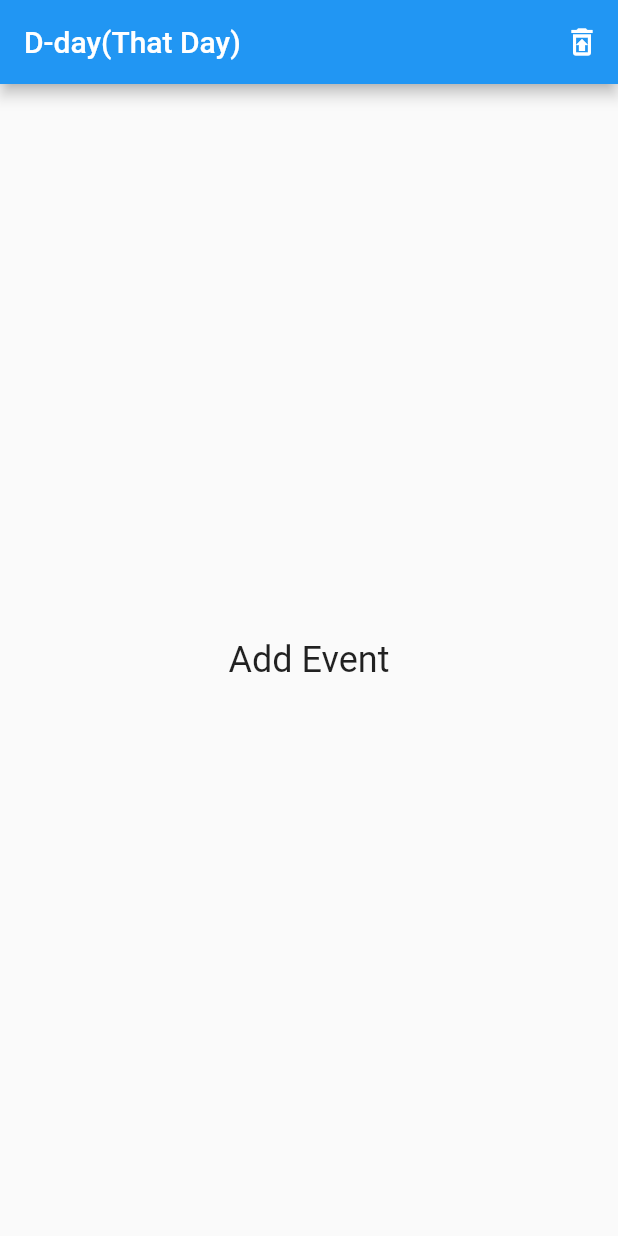
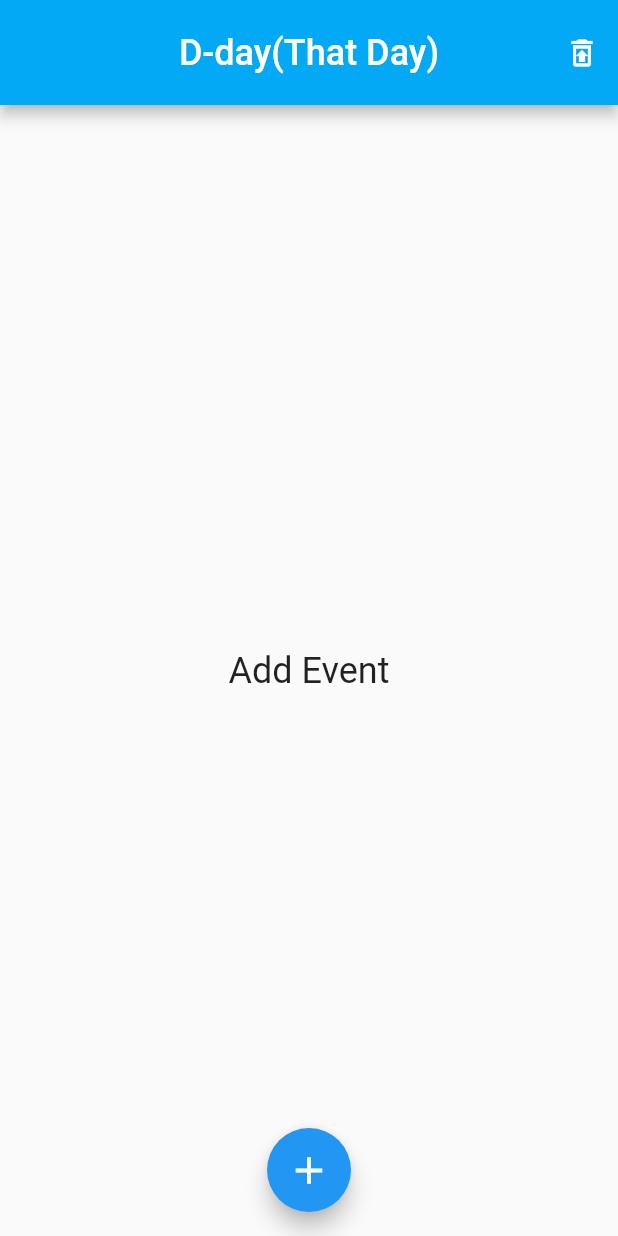
Before and after one commit to myring100/ThatDay, a Flutter app: the screen it shows after launch, on a phone screen of 412 x 824 dp. Run offline on Flutter 3.47's test engine with Material 2 defaults, Android fonts, the phone set to English and light mode, and no system bars; our stand-ins replace action_slider, awesome_notifications, flutter_colorpicker, flutter_keyboard_visibility, get, scroll_date_picker and 1 more; accounts and stored records are empty.

```diff
--- /dev/null
+++ b/lib/kStyle.dart
@@ -0,0 +1,28 @@
+
+
+import 'package:flutter/material.dart';
+
+TextStyle kListMainText = const TextStyle(fontSize: 25);
+TextStyle kListSubTitle = const TextStyle(fontSize: 25);
+TextStyle kCustomText = const TextStyle(fontSize: 24);
+TextStyle kMainTitle = const TextStyle(fontSize: 24);
+
+
+RoundedRectangleBorder kCardShape =
+RoundedRectangleBorder(
+  side: const BorderSide(color: Colors.grey, width: 1),
+  borderRadius: BorderRadius.circular(10),
+);
+
+
+
+
+
+Icon kTrashIcon = const Icon(
+  Icons.restore_from_trash_outlined,
+  color: Colors.white,
+);
+Icon kAddIcon =  const Icon(
+  Icons.add,
+  size: 30,
+);
--- a/lib/main.dart
+++ b/lib/main.dart
@@ -19,7 +19,7 @@ class MyApp extends StatelessWidget {
       navigatorKey: navigatorKey,
       title: 'That Day(D-Day)',
       theme: ThemeData(
-        primarySwatch: Colors.blue,
+        appBarTheme:  AppBarTheme(color: Colors.lightBlue[500])
       ),
       home: const FirstPage(),
     );
--- a/lib/screen/firstPage.dart
+++ b/lib/screen/firstPage.dart
@@ -1,3 +1,5 @@
+import 'dart:math';
+
 import 'package:flutter/material.dart';
 import 'package:get/get.dart';
 import 'package:that_day/DB/DBDao.dart';
@@ -6,6 +8,7 @@ import 'package:that_day/screen/addPage.dart';
 import 'package:that_day/service/notificationHelper.dart';
 import 'package:that_day/service/utilities.dart';
 import 'modifyPage.dart';
+import 'package:that_day/kStyle.dart';
 
 
 int next_db_ID = 1;
@@ -37,14 +40,13 @@ class _FirstPageState extends State<FirstPage> {
     helper = getDao();
     return Scaffold(
       appBar: AppBar(
+        toolbarHeight: 70,
+        centerTitle: true,
         automaticallyImplyLeading: false,
-        title: const Text('D-day(That Day)'),
+        title: Text('D-day(That Day)',style: kMainTitle,),
         actions: <Widget>[
           IconButton(
-            icon: const Icon(
-              Icons.restore_from_trash_outlined,
-              color: Colors.white,
-            ),
+            icon: kTrashIcon,
             onPressed: () async {
               NotificationHelper.cancelAllNoti();
               DBHelper table = DBHelper();
@@ -54,115 +56,73 @@ class _FirstPageState extends State<FirstPage> {
                   helper = getDao();
                 });
               });
-
-              // do something
             },
           )
         ],
       ),
       body: LayoutBuilder(
         builder: (context, constraint )=>
-            SingleChildScrollView(
-          child: FutureBuilder<List<Map<String, Object?>>>(
+            FutureBuilder<List<Map<String, Object?>>>(
                 future: helper,
                 builder:
                     (context, AsyncSnapshot<List<Map<String, Object?>>> data) {
-              List<Widget> children = [];
                   if (data.hasData) {
                     if (data.data!.isEmpty) {
-                  children.add(const Expanded(
-                      child: Center(
-                          child: Text(
-                    'Add Event',
-                    style: TextStyle(fontSize: 24),
-                  ))));
-                } else {
-                  var myLiteror = data.data?.reversed.iterator;
+                      return customText('Add Event');
+                    }
+                    else {
                       next_db_ID = int.parse(data.data!.last['id'].toString()) + 1;
-                  while (myLiteror!.moveNext()) {
-                    int id = int.parse(myLiteror.current['id'].toString());
-                    String title = myLiteror.current['title'].toString();
-                    String content = myLiteror.current['content'].toString();
-                    int year = int.parse(myLiteror.current['year'].toString());
-                    int month = int.parse(myLiteror.current['month'].toString());
-                    int day = int.parse(myLiteror.current['day'].toString());
-                    int backGround = int.parse(myLiteror.current['backGround'].toString());
-                    int alarm = int.parse(myLiteror.current['alarm'].toString());
+                      return ListView.builder(
+                        shrinkWrap: true,
+                          itemCount: data.data!.length,
+                          itemBuilder: (context, index){
+                            var singleData = data.data!.reversed.elementAt(index);
+                            int id = int.parse(singleData['id'].toString());
+                            String title = singleData['title'].toString();
+                            String content = singleData['content'].toString();
+                            int year = int.parse(singleData['year'].toString());
+                            int month = int.parse(singleData['month'].toString());
+                            int day = int.parse(singleData['day'].toString());
+                            int backGround = int.parse(singleData['backGround'].toString());
+                            int alarm = int.parse(singleData['alarm'].toString());
                             DBDao table = DBDao(year, day, month, title, content, backGround, alarm);
                             String dDay = Utilities.getDDay(DateTime(year, month, day));
-                    children.add(
-                        Card(margin: const EdgeInsets.all(10),
-                        shadowColor: Colors.white54,
+                            return Card(
+                              shape: kCardShape,
+                              margin: const EdgeInsets.all(10),
+                              shadowColor: Colors.grey,
                               color: Color(backGround),
-                        child: InkWell(onTap: () {Get.to(ModifyPage(id, table));},
                               child: Padding(
-                              padding: const EdgeInsets.all(30.0),
-                              child: Row(
-                                children: [
-                                  Expanded(
-                                    child: Text(
-                                      title,
-                                      style: const TextStyle(
-                                        fontSize: 20,
-                                      ),
-                                      textAlign: TextAlign.center,
+                                padding: const EdgeInsets.all(10),
+                                child: ListTile(
+                                  onTap: ()=>Get.to(ModifyPage(id, table)),
+                                  title: Text(title,style: kListMainText,textAlign: TextAlign.center,),
+                                  subtitle: Text(dDay,textAlign: TextAlign.right,style: kListSubTitle,),
                                 ),
                               ),
-                                  Text(
-                                    dDay,
-                                    style: const TextStyle(
-                                      fontSize: 13,
-                                      color: Colors.grey,
-                                    ),
-                                  )
-                                ],
-                              ),
-                            ),
-                        ),
-                    ));
-                  }
+                            );
+                        });
                     }
                   }
                   else if (data.hasError) {
-                children.add(const Expanded(
-                    child: Center(
-                        child: Text(
-                  'Something Wrong\nTry Again',
-                  style: TextStyle(fontSize: 24),
-                ))));
-              } else {
-                children.add(const Expanded(
-                    child: Center(
-                        child: Text(
-                  'Add Event',
-                  style: TextStyle(fontSize: 24),
-                ))));
+                    return customText('Something Wrong\nTry Again');
                   }
-              return SizedBox(
-                height: constraint.maxHeight,
-                child: Column(
-                  mainAxisAlignment: MainAxisAlignment.start,
-                  children:children
-
-                ),
-              );
+                  else {
+                   return customText('Add Event');
+                  }
                   },
-          ),
             ),
       ),
 
       floatingActionButtonLocation: FloatingActionButtonLocation.centerFloat,
       floatingActionButton: Visibility(
-        visible: false,
+        visible: true,
         child: FloatingActionButton(
           onPressed: () {
             Get.to(() => AddPage(next_db_ID));
           },
           tooltip: 'ADD',
-          child: const Icon(
-            Icons.add,
-            size: 30,
-          ),
+          child: kAddIcon,
         ),
       ), // This trailing comma makes auto-formatting nicer for build methods.
     );
@@ -171,6 +131,13 @@ class _FirstPageState extends State<FirstPage> {
   @override
   void initState() {
     super.initState();
+  }
 
+  Widget customText(String text){
+    return  Center(
+        child: Text(
+          text,
+          style: kCustomText,
+        ));
   }
 }
```
Also changed, not shown: pubspec.lock. Lines whose indentation alone changed are shown as unchanged.
